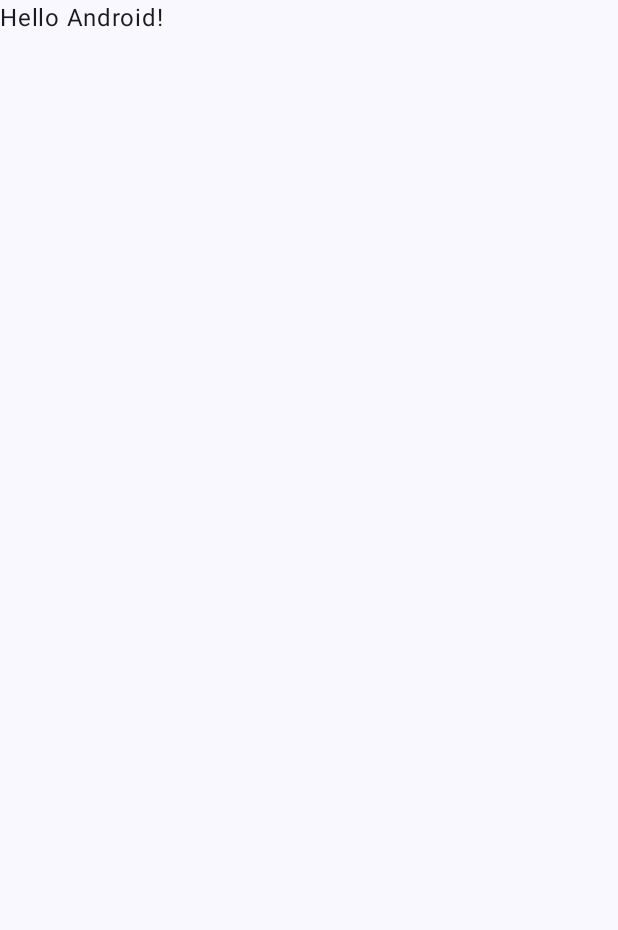
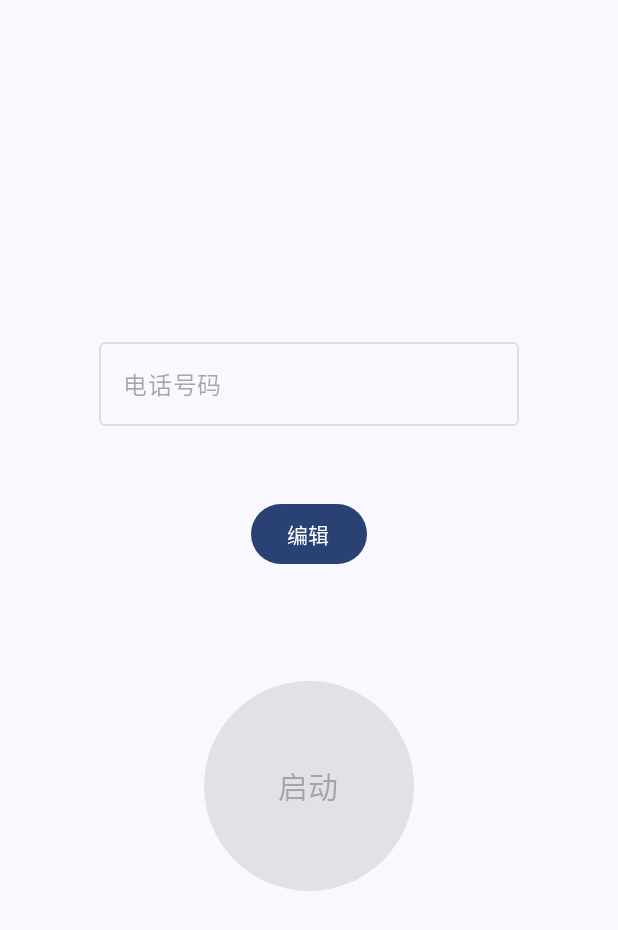
Before and after one commit to dumplings/tiaozilaile, an Android app built with Jetpack Compose: the screen it shows after launch (MainActivity), on a phone screen of 412 x 824 dp. Before the commit the part shown is almost empty. Shown: the top 930 px of the screen. Run offline under Robolectric (Android 15) with nearby library versions, the phone set to English and light mode, and no system bars.

Commit message:
页面ui效果

```diff
--- a/app/src/main/java/com/example/tiaozilaile/MainActivity.kt
+++ b/app/src/main/java/com/example/tiaozilaile/MainActivity.kt
@@ -1,17 +1,43 @@
 package com.example.tiaozilaile
 
+import android.content.Context
 import android.os.Bundle
 import androidx.activity.ComponentActivity
 import androidx.activity.compose.setContent
 import androidx.activity.enableEdgeToEdge
+import androidx.compose.animation.core.Animatable
+import androidx.compose.animation.core.RepeatMode
+import androidx.compose.animation.core.infiniteRepeatable
+import androidx.compose.animation.core.tween
+import androidx.compose.foundation.Canvas
+import androidx.compose.foundation.layout.Arrangement
+import androidx.compose.foundation.layout.Box
+import androidx.compose.foundation.layout.Column
 import androidx.compose.foundation.layout.fillMaxSize
 import androidx.compose.foundation.layout.padding
+import androidx.compose.foundation.layout.size
+import androidx.compose.foundation.text.KeyboardOptions
+import androidx.compose.material3.Button
+import androidx.compose.material3.ButtonDefaults
+import androidx.compose.material3.OutlinedTextField
 import androidx.compose.material3.Scaffold
 import androidx.compose.material3.Text
 import androidx.compose.runtime.Composable
+import androidx.compose.runtime.LaunchedEffect
+import androidx.compose.runtime.getValue
+import androidx.compose.runtime.mutableStateOf
+import androidx.compose.runtime.remember
+import androidx.compose.runtime.setValue
+import androidx.compose.ui.Alignment
 import androidx.compose.ui.Modifier
+import androidx.compose.ui.graphics.Color
+import androidx.compose.ui.graphics.drawscope.Stroke
+import androidx.compose.ui.text.input.KeyboardType
 import androidx.compose.ui.tooling.preview.Preview
+import androidx.compose.ui.unit.dp
+import androidx.compose.ui.unit.sp
 import com.example.tiaozilaile.ui.theme.TiaozilaileTheme
+import kotlinx.coroutines.delay
 
 class MainActivity : ComponentActivity() {
     override fun onCreate(savedInstanceState: Bundle?) {
@@ -20,8 +46,7 @@ class MainActivity : ComponentActivity() {
         setContent {
             TiaozilaileTheme {
                 Scaffold(modifier = Modifier.fillMaxSize()) { innerPadding ->
-                    Greeting(
-                        name = "Android",
+                    MainScreen(
                         modifier = Modifier.padding(innerPadding)
                     )
                 }
@@ -31,17 +56,127 @@ class MainActivity : ComponentActivity() {
 }
 
 @Composable
-fun Greeting(name: String, modifier: Modifier = Modifier) {
-    Text(
-        text = "Hello $name!",
-        modifier = modifier
-    )
+fun MainScreen(modifier: Modifier = Modifier) {
+    var phoneNumber by remember { mutableStateOf("") }
+    var isEditing by remember { mutableStateOf(false) }
+    var isListening by remember { mutableStateOf(false) }
+    val rippleAnimation = remember { Animatable(0f) }
+
+    // 从SharedPreferences加载保存的电话号码
+    val context = androidx.compose.ui.platform.LocalContext.current
+    val sharedPreferences = remember {
+        context.getSharedPreferences("app_prefs", Context.MODE_PRIVATE)
+    }
+
+    // 初始化时加载保存的电话号码
+    val savedPhoneNumber = remember {
+        sharedPreferences.getString("phone_number", "") ?: ""
+    }
+
+    if (phoneNumber.isEmpty() && savedPhoneNumber.isNotEmpty()) {
+        phoneNumber = savedPhoneNumber
+    }
+
+    // 波纹动画效果
+    LaunchedEffect(isListening) {
+        if (isListening) {
+            rippleAnimation.animateTo(
+                targetValue = 1f,
+                animationSpec = infiniteRepeatable(
+                    animation = tween(durationMillis = 1500),
+                    repeatMode = RepeatMode.Restart
+                )
+            )
+        } else {
+            rippleAnimation.snapTo(0f)
+        }
+    }
+
+    Box(
+        modifier = modifier.fillMaxSize(),
+        contentAlignment = Alignment.Center
+    ) {
+        Column(
+            horizontalAlignment = Alignment.CenterHorizontally,
+            verticalArrangement = Arrangement.Center,
+            modifier = Modifier.padding(16.dp)
+        ) {
+            // 电话号码输入框
+            OutlinedTextField(
+                value = phoneNumber,
+                onValueChange = { if (isEditing) phoneNumber = it },
+                label = { Text("电话号码") },
+                placeholder = { Text("请输入电话号码") },
+                keyboardOptions = KeyboardOptions(keyboardType = KeyboardType.Phone),
+                enabled = isEditing,
+                modifier = Modifier.padding(bottom = 48.dp)
+            )
+
+            // 编辑/保存按钮
+            Button(
+                onClick = {
+                    if (isEditing) {
+                        // 保存电话号码到SharedPreferences
+                        sharedPreferences.edit()
+                            .putString("phone_number", phoneNumber)
+                            .apply()
+                    }
+                    isEditing = !isEditing
+                },
+                modifier = Modifier.padding(bottom = 64.dp)
+            ) {
+                Text(if (isEditing) "保存" else "编辑")
+            }
+
+            // 大的圆形按钮与波纹效果
+            Box(
+                modifier = Modifier.size(160.dp),
+                contentAlignment = Alignment.Center
+            ) {
+                // 波纹效果
+                if (isListening) {
+                    Canvas(
+                        modifier = Modifier.size(160.dp)
+                    ) {
+                        val radius = 80.dp.toPx() * rippleAnimation.value
+                        drawCircle(
+                            color = Color.Red.copy(alpha = 0.3f),
+                            radius = radius,
+                            style = Stroke(width = 4f)
+                        )
+                    }
+                }
+
+                // 大的圆形按钮
+                Button(
+                    onClick = {
+                        isListening = !isListening
+                        if (isListening) {
+                            // TODO: 启动监听功能
+                        } else {
+                            // TODO: 停止监听功能
+                        }
+                    },
+                    enabled = phoneNumber.isNotEmpty() && !isEditing,
+                    modifier = Modifier.size(140.dp),
+                    colors = ButtonDefaults.buttonColors(
+                        containerColor = if (isListening) Color.Red else ButtonDefaults.buttonColors().containerColor
+                    )
+                ) {
+                    Text(
+                        text = if (isListening) "监听中" else "启动",
+                        fontSize = 20.sp
+                    )
+                }
+            }
+        }
+    }
 }
 
 @Preview(showBackground = true)
 @Composable
-fun GreetingPreview() {
+fun MainScreenPreview() {
     TiaozilaileTheme {
-        Greeting("Android")
+        MainScreen()
     }
 }
--- a/app/src/main/res/values/strings.xml
+++ b/app/src/main/res/values/strings.xml
@@ -1,3 +1,3 @@
 <resources>
-    <string name="app_name">tiaozilaile</string>
+    <string name="app_name">条子来了</string>
 </resources>
```
